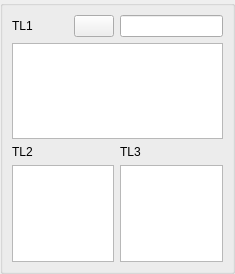
Before: the Qt Designer form src/MeasureGUI/MeasureGUI_1Sel1TextView2ListBox_QTD.ui in SalomePlatform/geom, drawn with Qt 5.
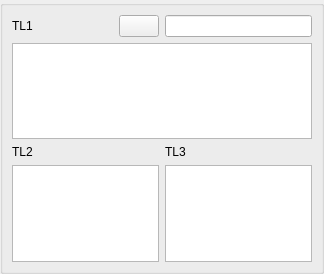
After: the same form once the commit is applied.

Diff of the .ui file:
```diff
--- a/src/MeasureGUI/MeasureGUI_1Sel1TextView2ListBox_QTD.ui
+++ b/src/MeasureGUI/MeasureGUI_1Sel1TextView2ListBox_QTD.ui
@@ -72,7 +72,14 @@
        </widget>
       </item>
       <item row="1" column="0" colspan="3" >
-       <widget class="QTextBrowser" name="TextView1" />
+       <widget class="QTextBrowser" name="TextView1" >
+        <property name="minimumSize" >
+         <size>
+          <width>300</width>
+          <height>0</height>
+         </size>
+        </property>
+       </widget>
       </item>
       <item row="2" column="0" >
        <widget class="QLabel" name="TextLabel2" >
```
